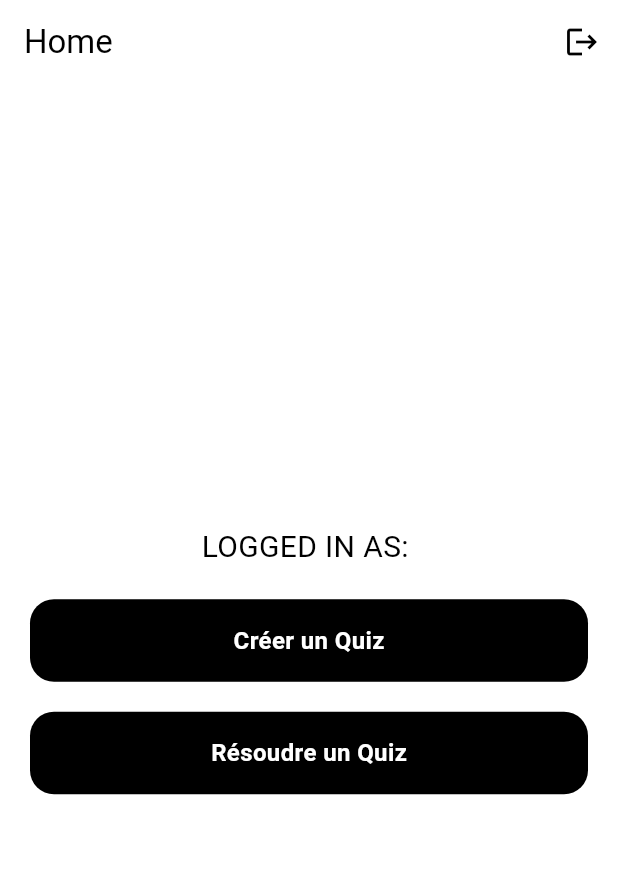
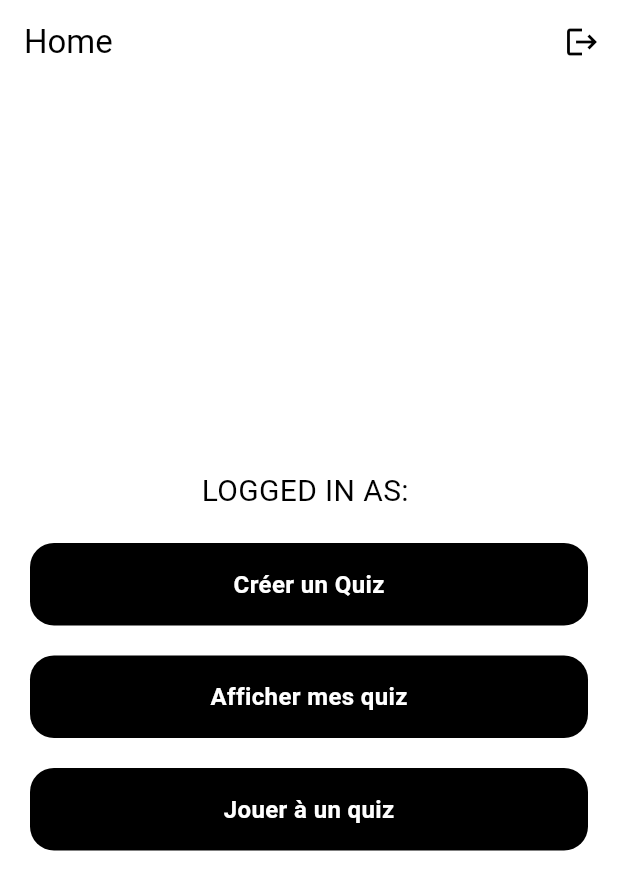
Before and after one commit to ClaudeMarylin/quizz_game, a Flutter app: the screen it shows once a user with an empty profile is signed in, on a phone screen of 412 x 824 dp. Shown: the top 890 px of the screen. Run offline on Flutter 3.47's test engine with Material 3 defaults, Android fonts, the phone set to English and light mode, and no system bars; our stand-ins replace cloud_firestore, firebase_auth, firebase_core, google_sign_in; accounts and stored records are empty.

Commit message:
Adding new buttons to the home page

```diff
--- a/lib/pages/home_page.dart
+++ b/lib/pages/home_page.dart
@@ -44,9 +44,17 @@ class HomePage extends StatelessWidget {
             const SizedBox(height: 20),
 
             MyButton(
-              text: "Résoudre un Quiz",
+              text: "Afficher mes quiz",
               onTap: () {
-                Navigator.pushReplacementNamed(context, '/create_quiz');
+                Navigator.pushReplacementNamed(context, '/my_quiz');
+              },
+            ),
+            const SizedBox(height: 20),
+
+            MyButton(
+              text: "Jouer à un quiz",
+              onTap: () {
+                Navigator.pushReplacementNamed(context, '/display_all_quizzes');
               },
             ),
           ],
```
